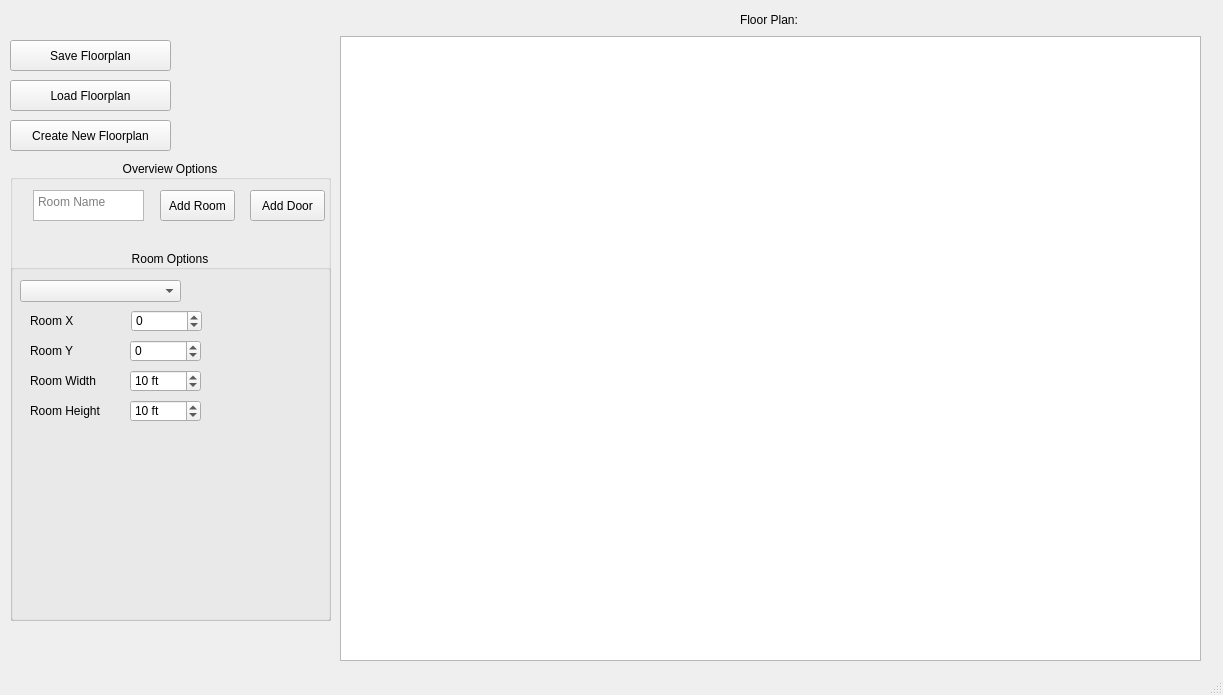
First picture: the form in Source/Views/floorplandesigner.ui, repository CS499-RoboVac/Robovac, before the edit.
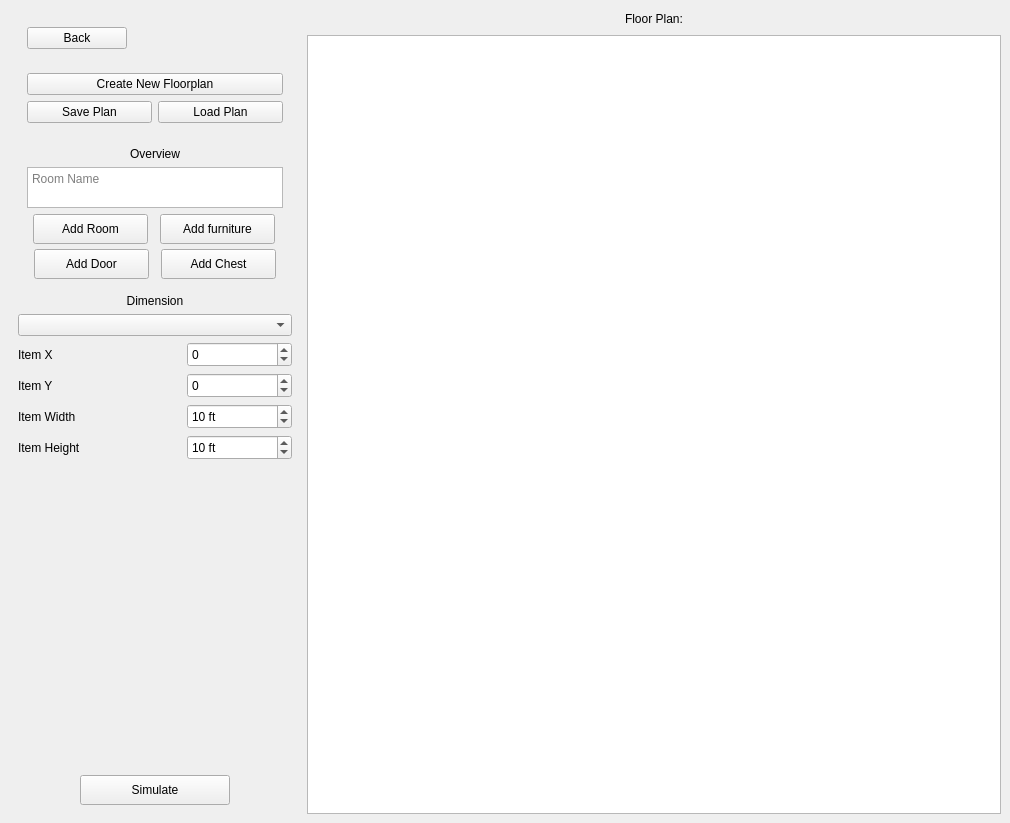
Second picture: the form after the edit.

Commit message: Redesigned FPD, added chest/furn button, bacl button, simulation button, made room and doors draggable, made doors appear in front of rooms

Diff of the .ui file:
```diff
--- a/Source/Views/floorplandesigner.ui
+++ b/Source/Views/floorplandesigner.ui
@@ -6,130 +6,336 @@
    <rect>
     <x>0</x>
     <y>0</y>
-    <width>1223</width>
-    <height>695</height>
+    <width>1010</width>
+    <height>823</height>
    </rect>
   </property>
   <property name="windowTitle">
    <string>Floor Plan Designer</string>
   </property>
   <widget class="QWidget" name="centralwidget">
-   <widget class="QPushButton" name="saveFloorplanButton">
-    <property name="geometry">
-     <rect>
-      <x>10</x>
-      <y>40</y>
-      <width>161</width>
-      <height>31</height>
-     </rect>
-    </property>
+   <layout class="QGridLayout" name="gridLayout">
+    <item row="0" column="0">
+     <widget class="QWidget" name="MenuVLayout" native="true">
+      <property name="sizePolicy">
+       <sizepolicy hsizetype="Fixed" vsizetype="Preferred">
+        <horstretch>0</horstretch>
+        <verstretch>0</verstretch>
+       </sizepolicy>
+      </property>
+      <layout class="QVBoxLayout" name="verticalLayout_7">
+       <item>
+        <widget class="QWidget" name="BackButtonLayout" native="true">
+         <property name="sizePolicy">
+          <sizepolicy hsizetype="Preferred" vsizetype="Maximum">
+           <horstretch>0</horstretch>
+           <verstretch>0</verstretch>
+          </sizepolicy>
+         </property>
+         <property name="minimumSize">
+          <size>
+           <width>0</width>
+           <height>0</height>
+          </size>
+         </property>
+         <layout class="QHBoxLayout" name="horizontalLayout_9">
+          <item>
+           <widget class="QPushButton" name="BackButton">
+            <property name="minimumSize">
+             <size>
+              <width>100</width>
+              <height>0</height>
+             </size>
+            </property>
     <property name="text">
-     <string>Save Floorplan</string>
-    </property>
-   </widget>
-   <widget class="QPushButton" name="loadFloorplanButton">
-    <property name="geometry">
-     <rect>
-      <x>10</x>
-      <y>80</y>
-      <width>161</width>
-      <height>31</height>
-     </rect>
-    </property>
-    <property name="text">
-     <string>Load Floorplan</string>
-    </property>
-   </widget>
+             <string>Back</string>
+            </property>
+           </widget>
+          </item>
+          <item>
+           <spacer name="horizontalSpacer_3">
+            <property name="orientation">
+             <enum>Qt::Horizontal</enum>
+            </property>
+            <property name="sizeHint" stdset="0">
+             <size>
+              <width>40</width>
+              <height>20</height>
+             </size>
+            </property>
+           </spacer>
+          </item>
+         </layout>
+        </widget>
+       </item>
+       <item>
+        <widget class="QWidget" name="FloorPlanButtonLayout" native="true">
+         <property name="sizePolicy">
+          <sizepolicy hsizetype="Preferred" vsizetype="Maximum">
+           <horstretch>0</horstretch>
+           <verstretch>0</verstretch>
+          </sizepolicy>
+         </property>
+         <layout class="QVBoxLayout" name="verticalLayout_6">
+          <item>
    <widget class="QPushButton" name="newFloorplanButton">
-    <property name="geometry">
-     <rect>
-      <x>10</x>
-      <y>120</y>
-      <width>161</width>
-      <height>31</height>
-     </rect>
-    </property>
     <property name="text">
      <string>Create New Floorplan</string>
     </property>
    </widget>
-   <widget class="QGroupBox" name="optionsBox">
-    <property name="geometry">
-     <rect>
-      <x>10</x>
-      <y>160</y>
-      <width>321</width>
-      <height>461</height>
-     </rect>
-    </property>
-    <property name="title">
-     <string>Overview Options</string>
+          </item>
+          <item>
+           <layout class="QHBoxLayout" name="horizontalLayout_8">
+            <item>
+             <widget class="QPushButton" name="saveFloorplanButton">
+              <property name="text">
+               <string>Save Plan</string>
+              </property>
+             </widget>
+            </item>
+            <item>
+             <widget class="QPushButton" name="loadFloorplanButton">
+              <property name="text">
+               <string>Load Plan</string>
+              </property>
+             </widget>
+            </item>
+           </layout>
+          </item>
+         </layout>
+        </widget>
+       </item>
+       <item>
+        <widget class="QWidget" name="AddItemMenuLayout_2" native="true">
+         <property name="sizePolicy">
+          <sizepolicy hsizetype="Preferred" vsizetype="Maximum">
+           <horstretch>0</horstretch>
+           <verstretch>0</verstretch>
+          </sizepolicy>
+         </property>
+         <layout class="QVBoxLayout" name="AddItemMenuLayout">
+          <property name="sizeConstraint">
+           <enum>QLayout::SetDefaultConstraint</enum>
+          </property>
+          <item>
+           <widget class="QLabel" name="OverviewTextLabel">
+            <property name="sizePolicy">
+             <sizepolicy hsizetype="Preferred" vsizetype="Maximum">
+              <horstretch>0</horstretch>
+              <verstretch>0</verstretch>
+             </sizepolicy>
+            </property>
+            <property name="text">
+             <string>Overview</string>
     </property>
     <property name="alignment">
      <set>Qt::AlignCenter</set>
     </property>
-    <widget class="QPushButton" name="addRoomButton">
-     <property name="geometry">
-      <rect>
-       <x>150</x>
-       <y>30</y>
-       <width>75</width>
-       <height>31</height>
-      </rect>
-     </property>
-     <property name="text">
-      <string>Add Room</string>
-     </property>
-    </widget>
+           </widget>
+          </item>
+          <item>
     <widget class="QTextEdit" name="textEdit">
-     <property name="geometry">
-      <rect>
-       <x>23</x>
-       <y>30</y>
-       <width>111</width>
-       <height>31</height>
-      </rect>
+            <property name="minimumSize">
+             <size>
+              <width>0</width>
+              <height>35</height>
+             </size>
+            </property>
+            <property name="maximumSize">
+             <size>
+              <width>16777215</width>
+              <height>41</height>
+             </size>
      </property>
      <property name="placeholderText">
       <string>Room Name</string>
      </property>
     </widget>
-    <widget class="QGroupBox" name="roomOptions">
-     <property name="geometry">
-      <rect>
-       <x>0</x>
-       <y>90</y>
-       <width>321</width>
-       <height>371</height>
-      </rect>
-     </property>
-     <property name="title">
-      <string>Room Options</string>
+          </item>
+          <item>
+           <layout class="QVBoxLayout" name="AddItemButtonLayout">
+            <property name="spacing">
+             <number>5</number>
+            </property>
+            <property name="sizeConstraint">
+             <enum>QLayout::SetDefaultConstraint</enum>
+            </property>
+            <item>
+             <layout class="QHBoxLayout" name="RoomFurnLayout">
+              <property name="spacing">
+               <number>6</number>
+              </property>
+              <item>
+               <widget class="QPushButton" name="addRoomButton">
+                <property name="sizePolicy">
+                 <sizepolicy hsizetype="Fixed" vsizetype="Fixed">
+                  <horstretch>0</horstretch>
+                  <verstretch>0</verstretch>
+                 </sizepolicy>
+                </property>
+                <property name="minimumSize">
+                 <size>
+                  <width>115</width>
+                  <height>30</height>
+                 </size>
+                </property>
+                <property name="maximumSize">
+                 <size>
+                  <width>16777215</width>
+                  <height>30</height>
+                 </size>
+                </property>
+                <property name="text">
+                 <string>Add Room</string>
+                </property>
+               </widget>
+              </item>
+              <item>
+               <widget class="QPushButton" name="addFurnitureButton">
+                <property name="sizePolicy">
+                 <sizepolicy hsizetype="Fixed" vsizetype="Fixed">
+                  <horstretch>0</horstretch>
+                  <verstretch>0</verstretch>
+                 </sizepolicy>
+                </property>
+                <property name="minimumSize">
+                 <size>
+                  <width>115</width>
+                  <height>30</height>
+                 </size>
+                </property>
+                <property name="maximumSize">
+                 <size>
+                  <width>16777215</width>
+                  <height>30</height>
+                 </size>
+                </property>
+                <property name="text">
+                 <string>Add furniture</string>
+                </property>
+               </widget>
+              </item>
+             </layout>
+            </item>
+            <item>
+             <layout class="QHBoxLayout" name="DoorChestLayout">
+              <item>
+               <widget class="QPushButton" name="addDoorButton">
+                <property name="sizePolicy">
+                 <sizepolicy hsizetype="Fixed" vsizetype="Fixed">
+                  <horstretch>0</horstretch>
+                  <verstretch>0</verstretch>
+                 </sizepolicy>
+                </property>
+                <property name="minimumSize">
+                 <size>
+                  <width>115</width>
+                  <height>30</height>
+                 </size>
+                </property>
+                <property name="maximumSize">
+                 <size>
+                  <width>16777215</width>
+                  <height>30</height>
+                 </size>
+                </property>
+                <property name="text">
+                 <string>Add Door</string>
+                </property>
+               </widget>
+              </item>
+              <item>
+               <widget class="QPushButton" name="addChestButton">
+                <property name="sizePolicy">
+                 <sizepolicy hsizetype="Fixed" vsizetype="Fixed">
+                  <horstretch>0</horstretch>
+                  <verstretch>0</verstretch>
+                 </sizepolicy>
+                </property>
+                <property name="minimumSize">
+                 <size>
+                  <width>115</width>
+                  <height>30</height>
+                 </size>
+                </property>
+                <property name="maximumSize">
+                 <size>
+                  <width>16777215</width>
+                  <height>30</height>
+                 </size>
+                </property>
+                <property name="text">
+                 <string>Add Chest</string>
+                </property>
+               </widget>
+              </item>
+             </layout>
+            </item>
+           </layout>
+          </item>
+         </layout>
+        </widget>
+       </item>
+       <item>
+        <widget class="QLabel" name="DimensionTextLabel">
+         <property name="sizePolicy">
+          <sizepolicy hsizetype="Preferred" vsizetype="Maximum">
+           <horstretch>0</horstretch>
+           <verstretch>0</verstretch>
+          </sizepolicy>
+         </property>
+         <property name="text">
+          <string>Dimension</string>
      </property>
      <property name="alignment">
       <set>Qt::AlignCenter</set>
      </property>
+        </widget>
+       </item>
+       <item>
+        <layout class="QVBoxLayout" name="ItemDimVLayout">
+         <item>
      <widget class="QComboBox" name="roomOptionsComboBox">
-      <property name="geometry">
-       <rect>
-        <x>10</x>
-        <y>30</y>
-        <width>161</width>
-        <height>22</height>
-       </rect>
-      </property>
       <property name="editable">
        <bool>false</bool>
       </property>
      </widget>
+         </item>
+         <item>
+          <layout class="QHBoxLayout" name="XLayout">
+           <item>
+            <widget class="QLabel" name="roomXLabel">
+             <property name="text">
+              <string>Item X</string>
+             </property>
+            </widget>
+           </item>
+           <item>
+            <spacer name="horizontalSpacer_6">
+             <property name="orientation">
+              <enum>Qt::Horizontal</enum>
+             </property>
+             <property name="sizeHint" stdset="0">
+              <size>
+               <width>40</width>
+               <height>20</height>
+              </size>
+             </property>
+            </spacer>
+           </item>
+           <item>
      <widget class="QSpinBox" name="roomXBox">
-      <property name="geometry">
-       <rect>
-        <x>121</x>
-        <y>60</y>
-        <width>71</width>
-        <height>22</height>
-       </rect>
+             <property name="sizePolicy">
+              <sizepolicy hsizetype="Fixed" vsizetype="Fixed">
+               <horstretch>0</horstretch>
+               <verstretch>0</verstretch>
+              </sizepolicy>
+             </property>
+             <property name="minimumSize">
+              <size>
+               <width>105</width>
+               <height>25</height>
+              </size>
       </property>
       <property name="minimum">
        <number>-99999</number>
@@ -144,66 +350,44 @@
        <number>0</number>
       </property>
      </widget>
-     <widget class="QLabel" name="roomXLabel">
-      <property name="geometry">
-       <rect>
-        <x>20</x>
-        <y>60</y>
-        <width>81</width>
-        <height>21</height>
-       </rect>
-      </property>
-      <property name="text">
-       <string>Room X</string>
-      </property>
-     </widget>
+           </item>
+          </layout>
+         </item>
+         <item>
+          <layout class="QHBoxLayout" name="YLayout">
+           <item>
      <widget class="QLabel" name="roomYLabel">
-      <property name="geometry">
-       <rect>
-        <x>20</x>
-        <y>90</y>
-        <width>81</width>
-        <height>21</height>
-       </rect>
-      </property>
       <property name="text">
-       <string>Room Y</string>
-      </property>
-     </widget>
-     <widget class="QLabel" name="roomWLabel">
-      <property name="geometry">
-       <rect>
-        <x>20</x>
-        <y>120</y>
-        <width>81</width>
-        <height>21</height>
-       </rect>
-      </property>
-      <property name="text">
-       <string>Room Width</string>
-      </property>
-     </widget>
-     <widget class="QLabel" name="roomHLabel">
-      <property name="geometry">
-       <rect>
-        <x>20</x>
-        <y>150</y>
-        <width>81</width>
-        <height>21</height>
-       </rect>
-      </property>
-      <property name="text">
-       <string>Room Height</string>
-      </property>
-     </widget>
+              <string>Item Y</string>
+             </property>
+            </widget>
+           </item>
+           <item>
+            <spacer name="horizontalSpacer_7">
+             <property name="orientation">
+              <enum>Qt::Horizontal</enum>
+             </property>
+             <property name="sizeHint" stdset="0">
+              <size>
+               <width>40</width>
+               <height>20</height>
+              </size>
+             </property>
+            </spacer>
+           </item>
+           <item>
      <widget class="QSpinBox" name="roomYBox">
-      <property name="geometry">
-       <rect>
-        <x>120</x>
-        <y>90</y>
-        <width>71</width>
-        <height>22</height>
-       </rect>
+             <property name="sizePolicy">
+              <sizepolicy hsizetype="Fixed" vsizetype="Fixed">
+               <horstretch>0</horstretch>
+               <verstretch>0</verstretch>
+              </sizepolicy>
+             </property>
+             <property name="minimumSize">
+              <size>
+               <width>105</width>
+               <height>25</height>
+              </size>
       </property>
       <property name="minimum">
        <number>-99999999</number>
@@ -218,14 +402,47 @@
        <number>0</number>
       </property>
      </widget>
+           </item>
+          </layout>
+         </item>
+         <item>
+          <layout class="QHBoxLayout" name="WidthLayout">
+           <item>
+            <widget class="QLabel" name="roomWLabel">
+             <property name="text">
+              <string>Item Width</string>
+             </property>
+            </widget>
+           </item>
+           <item>
+            <spacer name="horizontalSpacer_8">
+             <property name="orientation">
+              <enum>Qt::Horizontal</enum>
+             </property>
+             <property name="sizeHint" stdset="0">
+              <size>
+               <width>40</width>
+               <height>20</height>
+              </size>
+             </property>
+            </spacer>
+           </item>
+           <item>
      <widget class="QSpinBox" name="roomWBox">
-      <property name="geometry">
-       <rect>
-        <x>120</x>
-        <y>120</y>
-        <width>71</width>
-        <height>22</height>
-       </rect>
+             <property name="enabled">
+              <bool>true</bool>
+             </property>
+             <property name="sizePolicy">
+              <sizepolicy hsizetype="Fixed" vsizetype="Fixed">
+               <horstretch>0</horstretch>
+               <verstretch>0</verstretch>
+              </sizepolicy>
+             </property>
+             <property name="minimumSize">
+              <size>
+               <width>105</width>
+               <height>25</height>
+              </size>
       </property>
       <property name="suffix">
        <string> ft</string>
@@ -243,14 +460,44 @@
        <number>10</number>
       </property>
      </widget>
+           </item>
+          </layout>
+         </item>
+         <item>
+          <layout class="QHBoxLayout" name="HeightLayout">
+           <item>
+            <widget class="QLabel" name="roomHLabel">
+             <property name="text">
+              <string>Item Height</string>
+             </property>
+            </widget>
+           </item>
+           <item>
+            <spacer name="horizontalSpacer_9">
+             <property name="orientation">
+              <enum>Qt::Horizontal</enum>
+             </property>
+             <property name="sizeHint" stdset="0">
+              <size>
+               <width>40</width>
+               <height>20</height>
+              </size>
+             </property>
+            </spacer>
+           </item>
+           <item>
      <widget class="QSpinBox" name="roomHBox">
-      <property name="geometry">
-       <rect>
-        <x>120</x>
-        <y>150</y>
-        <width>71</width>
-        <height>22</height>
-       </rect>
+             <property name="sizePolicy">
+              <sizepolicy hsizetype="Fixed" vsizetype="Fixed">
+               <horstretch>0</horstretch>
+               <verstretch>0</verstretch>
+              </sizepolicy>
+             </property>
+             <property name="minimumSize">
+              <size>
+               <width>105</width>
+               <height>25</height>
+              </size>
       </property>
       <property name="suffix">
        <string> ft</string>
@@ -268,33 +515,58 @@
        <number>10</number>
       </property>
      </widget>
-    </widget>
-    <widget class="QPushButton" name="addDoorButton">
-     <property name="geometry">
-      <rect>
-       <x>240</x>
-       <y>30</y>
-       <width>75</width>
-       <height>31</height>
-      </rect>
+           </item>
+          </layout>
+         </item>
+        </layout>
+       </item>
+       <item>
+        <spacer name="verticalSpacer">
+         <property name="orientation">
+          <enum>Qt::Vertical</enum>
+         </property>
+         <property name="sizeHint" stdset="0">
+          <size>
+           <width>20</width>
+           <height>40</height>
+          </size>
+         </property>
+        </spacer>
+       </item>
+       <item>
+        <layout class="QHBoxLayout" name="SimButtonLayout">
+         <item>
+          <spacer name="horizontalSpacer_2">
+           <property name="orientation">
+            <enum>Qt::Horizontal</enum>
+           </property>
+           <property name="sizeHint" stdset="0">
+            <size>
+             <width>40</width>
+             <height>20</height>
+            </size>
+           </property>
+          </spacer>
+         </item>
+         <item>
+          <widget class="QPushButton" name="SimulateButton">
+           <property name="sizePolicy">
+            <sizepolicy hsizetype="Fixed" vsizetype="Fixed">
+             <horstretch>0</horstretch>
+             <verstretch>0</verstretch>
+            </sizepolicy>
+           </property>
+           <property name="minimumSize">
+            <size>
+             <width>150</width>
+             <height>30</height>
+            </size>
      </property>
      <property name="text">
-      <string>Add Door</string>
-     </property>
-    </widget>
-   </widget>
-   <widget class="QWidget" name="verticalLayoutWidget_3">
-    <property name="geometry">
-     <rect>
-      <x>340</x>
-      <y>10</y>
-      <width>861</width>
-      <height>651</height>
-     </rect>
-    </property>
-    <layout class="QVBoxLayout" name="GraphicLayout">
-     <item>
-      <layout class="QHBoxLayout" name="FloorPlanLayout">
+            <string>Simulate</string>
+           </property>
+          </widget>
+         </item>
        <item>
         <spacer name="horizontalSpacer">
          <property name="orientation">
@@ -308,15 +580,37 @@
          </property>
         </spacer>
        </item>
+        </layout>
+       </item>
+      </layout>
+     </widget>
+    </item>
+    <item row="0" column="1">
+     <layout class="QVBoxLayout" name="GraphicViewVLayout">
+      <item>
+       <layout class="QHBoxLayout" name="FPDTitleHLayout">
+        <item>
+         <spacer name="horizontalSpacer_12">
+          <property name="orientation">
+           <enum>Qt::Horizontal</enum>
+          </property>
+          <property name="sizeHint" stdset="0">
+           <size>
+            <width>40</width>
+            <height>20</height>
+           </size>
+          </property>
+         </spacer>
+        </item>
        <item>
         <widget class="QLabel" name="FloorPlanNameLabel">
          <property name="text">
-          <string>Floor Plan: </string>
+           <string>Floor Plan:</string>
          </property>
         </widget>
        </item>
        <item>
-        <spacer name="horizontalSpacer_2">
+         <spacer name="horizontalSpacer_13">
          <property name="orientation">
           <enum>Qt::Horizontal</enum>
          </property>
@@ -331,12 +625,12 @@
       </layout>
      </item>
      <item>
-      <widget class="QGraphicsView" name="graphicsView"/>
-     </item>
-    </layout>
-   </widget>
-  </widget>
-  <widget class="QStatusBar" name="statusbar"/>
+       <widget class="QGraphicsView" name="FPDGraphicsView"/>
+      </item>
+     </layout>
+    </item>
+   </layout>
+  </widget>
  </widget>
  <resources/>
  <connections/>
```
Lines whose indentation alone changed are shown as unchanged. The commit also changes 5 other files.
